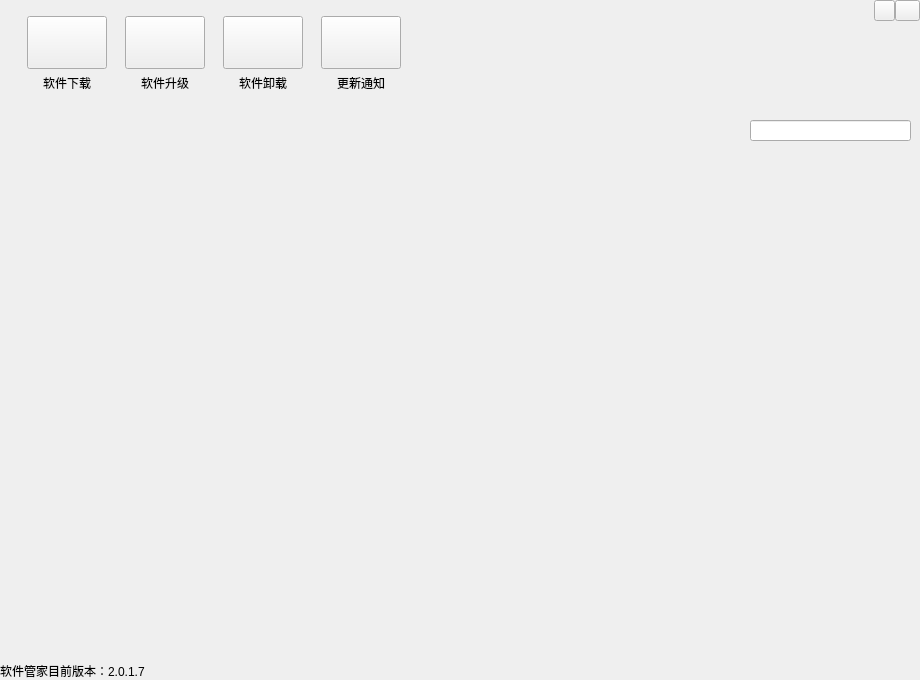
The window that MPCVer2.0.0/src/Application/mainwindow.ui (SiteView/MPC-QT) describes before a commit, drawn with Qt 5.
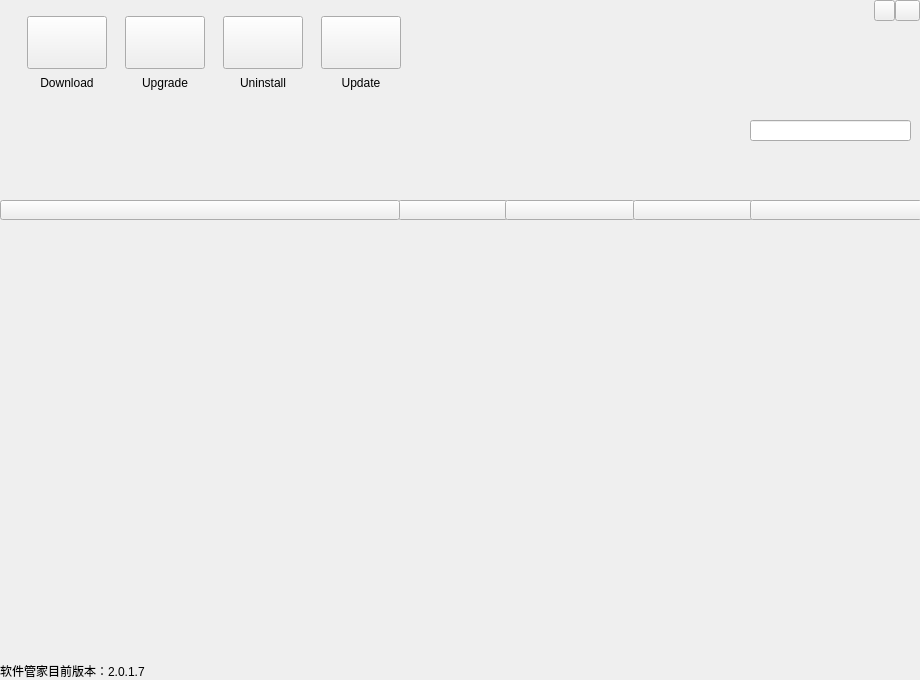
The same window after the commit. The open tabs and pages were chosen to show the change.

```diff
--- a/MPCVer2.0.0/src/Application/mainwindow.ui
+++ b/MPCVer2.0.0/src/Application/mainwindow.ui
@@ -94,7 +94,7 @@
            <enum>Qt::LeftToRight</enum>
           </property>
           <property name="text">
-           <string>软件下载</string>
+           <string>Download</string>
           </property>
           <property name="alignment">
            <set>Qt::AlignCenter</set>
@@ -146,7 +146,7 @@
            </size>
           </property>
           <property name="text">
-           <string>软件升级</string>
+           <string>Upgrade</string>
           </property>
           <property name="alignment">
            <set>Qt::AlignCenter</set>
@@ -195,7 +195,7 @@
            </size>
           </property>
           <property name="text">
-           <string>软件卸载</string>
+           <string>Uninstall</string>
           </property>
           <property name="alignment">
            <set>Qt::AlignCenter</set>
@@ -244,7 +244,7 @@
            </size>
           </property>
           <property name="text">
-           <string>更新通知</string>
+           <string>Update</string>
           </property>
           <property name="alignment">
            <set>Qt::AlignCenter</set>
@@ -493,11 +493,116 @@
        <property name="geometry">
         <rect>
          <x>0</x>
-         <y>50</y>
+         <y>120</y>
          <width>920</width>
-         <height>510</height>
+         <height>440</height>
         </rect>
        </property>
+       <widget class="QStackedWidget" name="stackedWidget_2">
+        <property name="geometry">
+         <rect>
+          <x>0</x>
+          <y>0</y>
+          <width>920</width>
+          <height>440</height>
+         </rect>
+        </property>
+        <property name="currentIndex">
+         <number>4</number>
+        </property>
+        <widget class="QWidget" name="page_up"/>
+        <widget class="QWidget" name="page_down"/>
+        <widget class="QWidget" name="page_2"/>
+        <widget class="QWidget" name="page_3"/>
+        <widget class="QWidget" name="page_4"/>
+        <widget class="QWidget" name="page_5"/>
+        <widget class="QWidget" name="page_6"/>
+        <widget class="QWidget" name="page_7"/>
+       </widget>
+      </widget>
+      <widget class="QWidget" name="widget_5" native="true">
+       <property name="geometry">
+        <rect>
+         <x>0</x>
+         <y>100</y>
+         <width>920</width>
+         <height>20</height>
+        </rect>
+       </property>
+       <widget class="QPushButton" name="but_sel_size">
+        <property name="geometry">
+         <rect>
+          <x>398</x>
+          <y>0</y>
+          <width>110</width>
+          <height>20</height>
+         </rect>
+        </property>
+        <property name="text">
+         <string/>
+        </property>
+       </widget>
+       <widget class="QPushButton" name="but_sel_time">
+        <property name="geometry">
+         <rect>
+          <x>505</x>
+          <y>0</y>
+          <width>130</width>
+          <height>20</height>
+         </rect>
+        </property>
+        <property name="text">
+         <string/>
+        </property>
+       </widget>
+       <widget class="QPushButton" name="but_sel_path">
+        <property name="geometry">
+         <rect>
+          <x>633</x>
+          <y>0</y>
+          <width>120</width>
+          <height>20</height>
+         </rect>
+        </property>
+        <property name="text">
+         <string/>
+        </property>
+       </widget>
+       <widget class="QPushButton" name="but_sel_operate">
+        <property name="geometry">
+         <rect>
+          <x>750</x>
+          <y>0</y>
+          <width>172</width>
+          <height>20</height>
+         </rect>
+        </property>
+        <property name="text">
+         <string/>
+        </property>
+       </widget>
+       <widget class="QPushButton" name="but_sel_name">
+        <property name="geometry">
+         <rect>
+          <x>0</x>
+          <y>0</y>
+          <width>400</width>
+          <height>20</height>
+         </rect>
+        </property>
+        <property name="sizePolicy">
+         <sizepolicy hsizetype="Minimum" vsizetype="Fixed">
+          <horstretch>0</horstretch>
+          <verstretch>0</verstretch>
+         </sizepolicy>
+        </property>
+        <property name="layoutDirection">
+         <enum>Qt::LeftToRight</enum>
+        </property>
+        <property name="text">
+         <string/>
+        </property>
+       </widget>
       </widget>
      </widget>
      <widget class="QWidget" name="page_UpdateInform">
```
Left out of the diff: 2 changed lines with no effect on the pictures.
